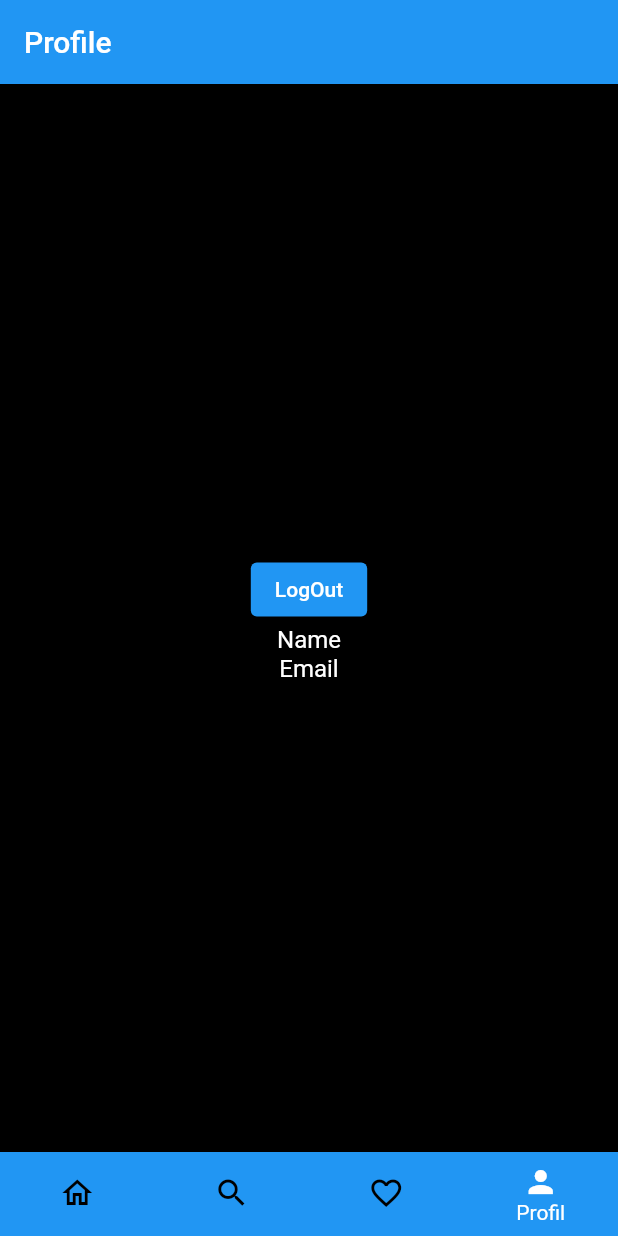
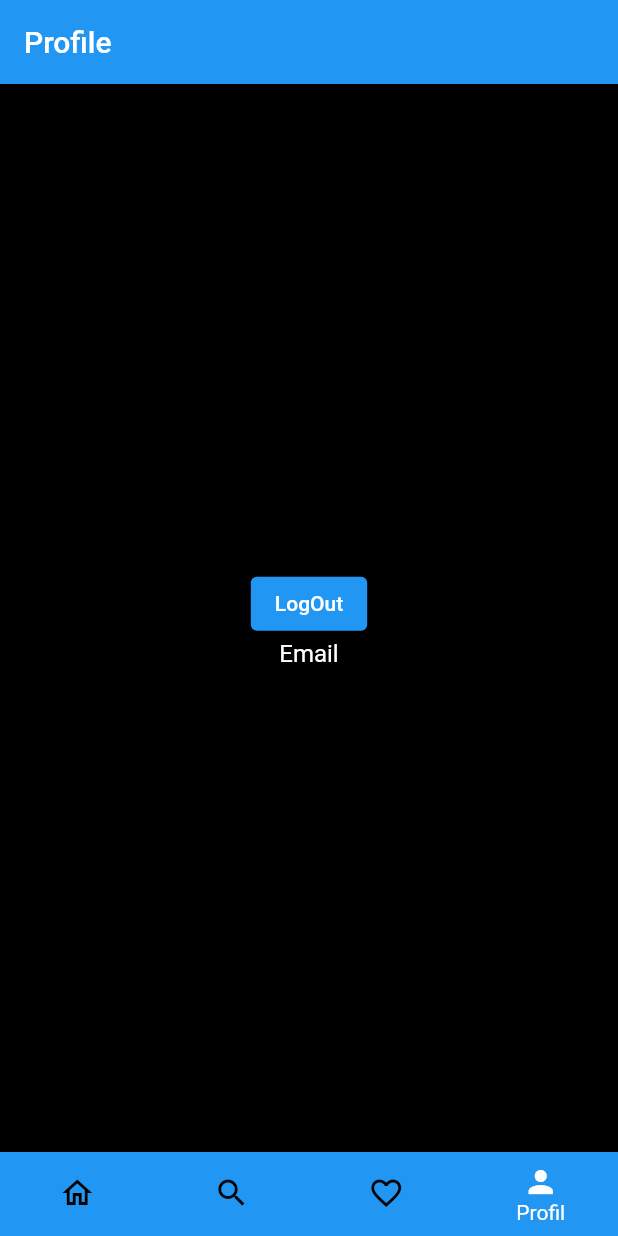
Before and after one commit to Federdispi/ESIASK, a Flutter app: the screen it shows once a user with an empty profile is signed in, item 4 of the bottom bar chosen, on a phone screen of 412 x 824 dp. Run offline on Flutter 3.47's test engine with Material 2 defaults, Android fonts, the phone set to English and light mode, and no system bars; our stand-ins replace cloud_firestore, firebase_auth, firebase_core, google_sign_in; missing offline and left inert: flutter_facebook_auth, flutter_facebook_login; accounts and stored records are empty.

Commit message:
commented test TextName & TextEmail

```diff
--- a/esiask/lib/pages/application/profile.dart
+++ b/esiask/lib/pages/application/profile.dart
@@ -9,6 +9,8 @@ class Profile extends StatelessWidget {
   Widget build(BuildContext context) {
 
 final user = FirebaseAuth.instance.currentUser!;
+
+
 
     return Scaffold(
       backgroundColor: Theme.of(context).backgroundColor,
@@ -25,14 +27,13 @@ children: [
 ElevatedButton(
             onPressed: () => signOut(), child: const Text("LogOut")
             ),
-Text(
-  'Name${user.displayName!}',
-  style:TextStyle(color:Colors.white,fontSize:16)
-),
+
+
 Text(
   'Email${user.email!}',
   style:TextStyle(color:Colors.white,fontSize:16)
-)
+),
+
 
 
 
```
Also changed, not shown: esiask/lib/controllers/firebase.dart (line endings or trailing spaces).
